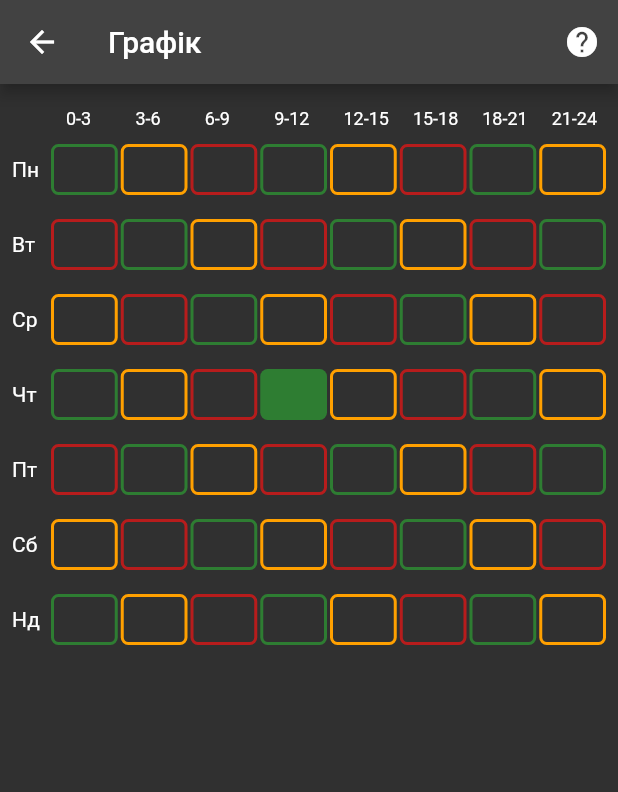
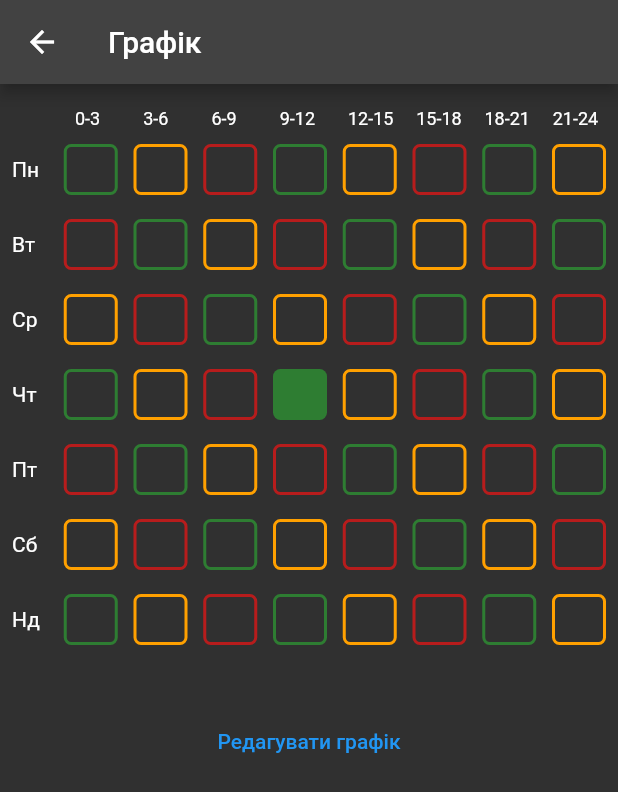
Before and after one commit to obywan/svitlo, a Flutter app: the screen it shows after launch, after a tap on the "auto graph" icon, on a phone screen of 412 x 824 dp. Shown: the top 792 px of the screen. Run offline on Flutter 3.47's test engine with Material 2 defaults, Android fonts, the phone set to English and light mode, and no system bars; our stand-ins replace cached_network_image, shared_preferences; missing offline and left inert: latlng, map; network calls fail; key blocks and very long unbroken strings in the code were emptied for the run.

Commit message:
Graph done

```diff
--- a/lib/providers/points_provider.dart
+++ b/lib/providers/points_provider.dart
@@ -27,9 +27,9 @@ class PointsProvider with ChangeNotifier {
 
   Future<void> getchAndSet() async {
     debugPrint('Points request!!!');
-    // final result = await ApiRequestsHelper.requestGET(apiMethod: '/static/js/points.json');
-    final testText = await _loadAsset('assets/files/test_points.txt');
-    final result = ServerResponse(true, testText);
+    final result = await ApiRequestsHelper.requestGET(apiMethod: '/static/js/points.json');
+    // final testText = await _loadAsset('assets/files/test_points.txt');
+    // final result = ServerResponse(true, testText);
     favs = await AppSettings.getFavs();
     if (result.success) {
       final data = result.body;
--- a/lib/providers/schedule_provider.dart
+++ b/lib/providers/schedule_provider.dart
@@ -23,7 +23,7 @@ class ScheduleProvider with ChangeNotifier {
     schedule.clear();
     int initState = await AppSettings.getInitScheduleState();
     for (int i = 0; i < 7; i++) {
-      debugPrint('added $i');
+      // debugPrint('added $i');
       schedule.add(PowerScheduleDay.fromInitState(initState, i));
       initState = PowerScheduleDay.increaseStateCounter(schedule.last.items.last.value);
     }
--- a/lib/screens/graph_screen.dart
+++ b/lib/screens/graph_screen.dart
@@ -1,9 +1,10 @@
 import 'package:flutter/material.dart';
-import 'package:path/path.dart';
 import 'package:provider/provider.dart';
-import 'package:svitlo/models/power_schedule_day.dart';
-import 'package:svitlo/providers/schedule_provider.dart';
-import 'package:svitlo/widgets/schedule/schedule_row.dart';
+
+import '../models/power_schedule_day.dart';
+import '../providers/schedule_provider.dart';
+import '../widgets/schedule/schedule_row.dart';
+import '../widgets/schedule_change_dialog.dart';
 
 class GraphScreen extends StatefulWidget {
   static const String routeName = '/graph';
@@ -20,18 +21,6 @@ class _GraphScreenState extends State<GraphScreen> {
     return Scaffold(
       appBar: AppBar(
         title: Text('Графік'),
-        actions: [
-          IconButton(
-              onPressed: () => (showModalBottomSheet(
-                    context: context,
-                    builder: (_) => Container(
-                      padding: EdgeInsets.all(16),
-                      child: Text(
-                          'Щоб зренерувати новий графік, натисніть на верхню ліву комірку (перший квадратик понеділка) і виберіть значення, як в офіційнгму графіку'),
-                    ),
-                  )),
-              icon: Icon(Icons.help))
-        ],
       ),
       body: RefreshIndicator(
         onRefresh: (() => sp.fetchAndSet()),
@@ -46,6 +35,7 @@ class _GraphScreenState extends State<GraphScreen> {
                 _topTimeRow(context, sp.schedule[0]),
                 ...sp.schedule.map((e) => ScheduleRow(power_schedule_day: e)).toList(),
                 SizedBox(height: 32),
+                TextButton(onPressed: () => _getModalWindow(context), child: Text('Редагувати графік'))
               ],
             ),
           ),
@@ -54,10 +44,15 @@ class _GraphScreenState extends State<GraphScreen> {
     );
   }
 
+  Future<dynamic> _getModalWindow(BuildContext context) {
+    return showModalBottomSheet(context: context, builder: (_) => ScheduleChangeDialog());
+  }
+
   Widget _topTimeRow(BuildContext context, PowerScheduleDay psd) {
     return Row(
+      mainAxisAlignment: MainAxisAlignment.spaceEvenly,
       children: [
-        SizedBox(width: 42),
+        SizedBox(width: 48),
         ...psd.items
             .map((e) => Flexible(
                   child: Container(
--- a/pubspec.yaml
+++ b/pubspec.yaml
@@ -15,7 +15,7 @@ publish_to: 'none' # Remove this line if you wish to publish to pub.dev
 # In iOS, build-name is used as CFBundleShortVersionString while build-number used as CFBundleVersion.
 # Read more about iOS versioning at
 # https://developer.apple.com/library/archive/documentation/General/Reference/InfoPlistKeyReference/Articles/CoreFoundationKeys.html
-version: 1.0.0+6
+version: 1.0.0+7
 
 environment:
   sdk: ">=2.16.2 <3.0.0"
```
Also changed, not shown: lib/widgets/schedule/schedule_row.dart (+35 -5 lines), lib/widgets/schedule_change_dialog.dart (+6 -4 lines).
